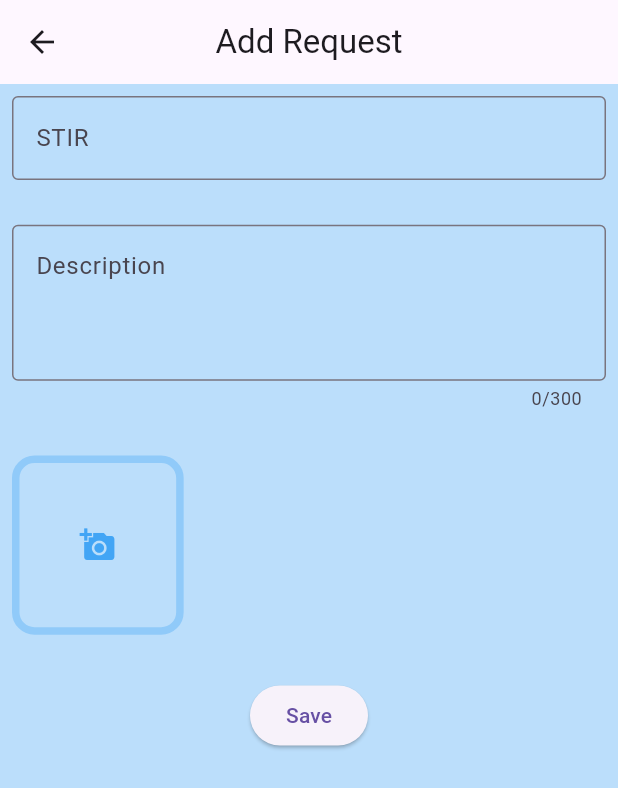
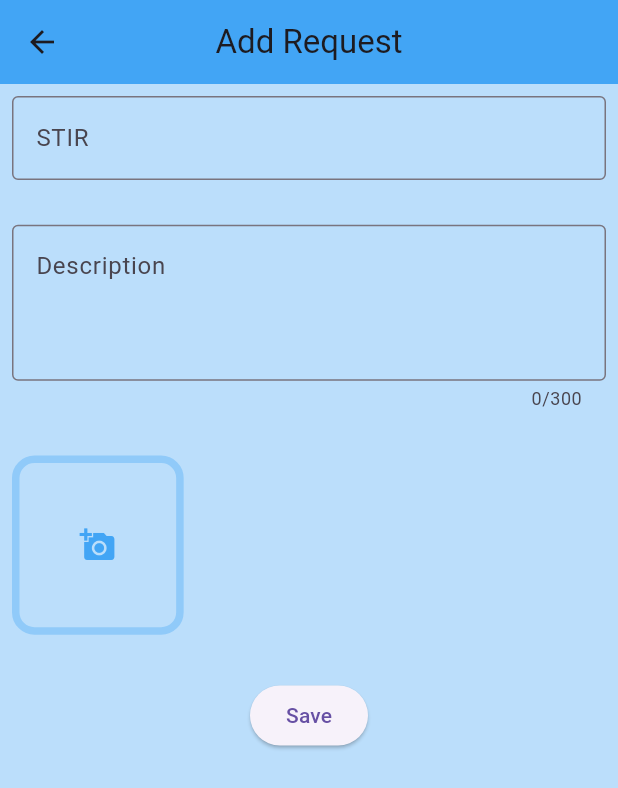
Before and after one commit to Warning-Team/Admin-Panel, a Flutter app: the RequestScreen screen opened directly, after a tap on the "add" icon, on a phone screen of 412 x 824 dp. Shown: the top 788 px of the screen. Run offline on Flutter 3.47's test engine with Material 3 defaults, Android fonts, the phone set to English and light mode, and no system bars; our stand-ins replace cloud_firestore, firebase_auth, firebase_core, firebase_storage, flutter_screenutil, gap and 1 more; accounts and stored records are empty.

Commit message:
add request

```diff
--- a/lib/main.dart
+++ b/lib/main.dart
@@ -25,6 +25,7 @@ class _MyAppState extends State<MyApp> {
     return ScreenUtilInit(
       child: MaterialApp(
         theme: ThemeData(
+          appBarTheme: AppBarTheme(backgroundColor: Colors.blue.shade400),
           scaffoldBackgroundColor: Colors.blue.shade100,
           primaryColor: Colors.blue.shade100,
         ),
--- a/lib/views/screens/reques_screen/requst_screen.dart
+++ b/lib/views/screens/reques_screen/requst_screen.dart
@@ -3,6 +3,7 @@ import 'package:admin_panel/models/request.dart';
 import 'package:admin_panel/views/screens/reques_screen/add_new_request.dart';
 import 'package:cloud_firestore/cloud_firestore.dart';
 import 'package:flutter/material.dart';
+import 'package:flutter_screenutil/flutter_screenutil.dart';
 
 class RequestScreen extends StatefulWidget {
   const RequestScreen({super.key});
@@ -33,6 +34,7 @@ class _RequestScreenState extends State<RequestScreen> {
           }
           final data = snapshot.data!.docs;
           return ListView.builder(
+            padding: EdgeInsets.all(10.w),
             itemCount: data.length,
             itemBuilder: (context, index) {
               final request = Request.fromQuery(data[index]);
```
